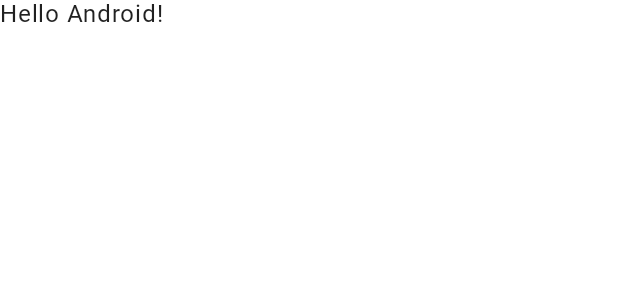
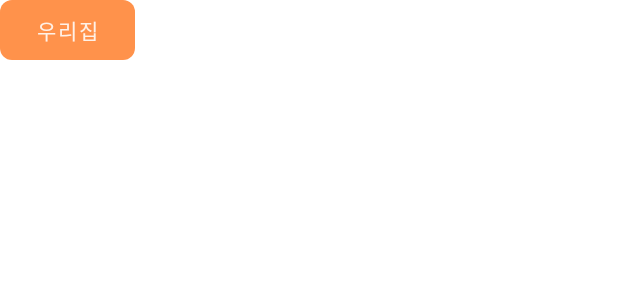
Before and after one commit to 6Android/OurHome, an Android app built with Jetpack Compose: the @Preview function DefaultPreview, on a phone screen of 412 x 824 dp. Shown: the top 300 px of the screen. Run offline under Robolectric (Android 15) with nearby library versions, the phone set to English and light mode, and no system bars; Roboto replaces fonts that are not available here.

Commit message:
feat : MainActivity (S07P31D203-156)

```diff
--- a/OurHome/presentation/src/main/java/com/ssafy/ourhome/MainActivity.kt
+++ b/OurHome/presentation/src/main/java/com/ssafy/ourhome/MainActivity.kt
@@ -3,13 +3,17 @@ package com.ssafy.ourhome
 import android.os.Bundle
 import androidx.activity.ComponentActivity
 import androidx.activity.compose.setContent
+import androidx.compose.foundation.layout.Column
 import androidx.compose.foundation.layout.fillMaxSize
+import androidx.compose.foundation.rememberScrollState
+import androidx.compose.foundation.verticalScroll
 import androidx.compose.material.MaterialTheme
 import androidx.compose.material.Surface
-import androidx.compose.material.Text
 import androidx.compose.runtime.Composable
 import androidx.compose.ui.Modifier
 import androidx.compose.ui.tooling.preview.Preview
+import com.ssafy.ourhome.components.EditTextPreView
+import com.ssafy.ourhome.components.RoundedButton
 import com.ssafy.ourhome.ui.theme.OurHomeTheme
 
 class MainActivity : ComponentActivity() {
@@ -17,27 +21,29 @@ class MainActivity : ComponentActivity() {
         super.onCreate(savedInstanceState)
         setContent {
             OurHomeTheme {
-                // A surface container using the 'background' color from the theme
-                Surface(
-                    modifier = Modifier.fillMaxSize(),
-                    color = MaterialTheme.colors.background
-                ) {
-                    Greeting("Android")
-                }
+//                MyApp()
+                EditTextPreView()
             }
         }
     }
 }
 
 @Composable
-fun Greeting(name: String) {
-    Text(text = "Hello $name!")
+fun MyApp() {
+    Surface(
+        modifier = Modifier.fillMaxSize(),
+        color = MaterialTheme.colors.background
+    ) {
+        Column(modifier = Modifier.verticalScroll(rememberScrollState())) {
+            RoundedButton(label = "우리집")
+        }
+    }
 }
 
 @Preview(showBackground = true)
 @Composable
 fun DefaultPreview() {
     OurHomeTheme {
-        Greeting("Android")
+        MyApp()
     }
 }
```
